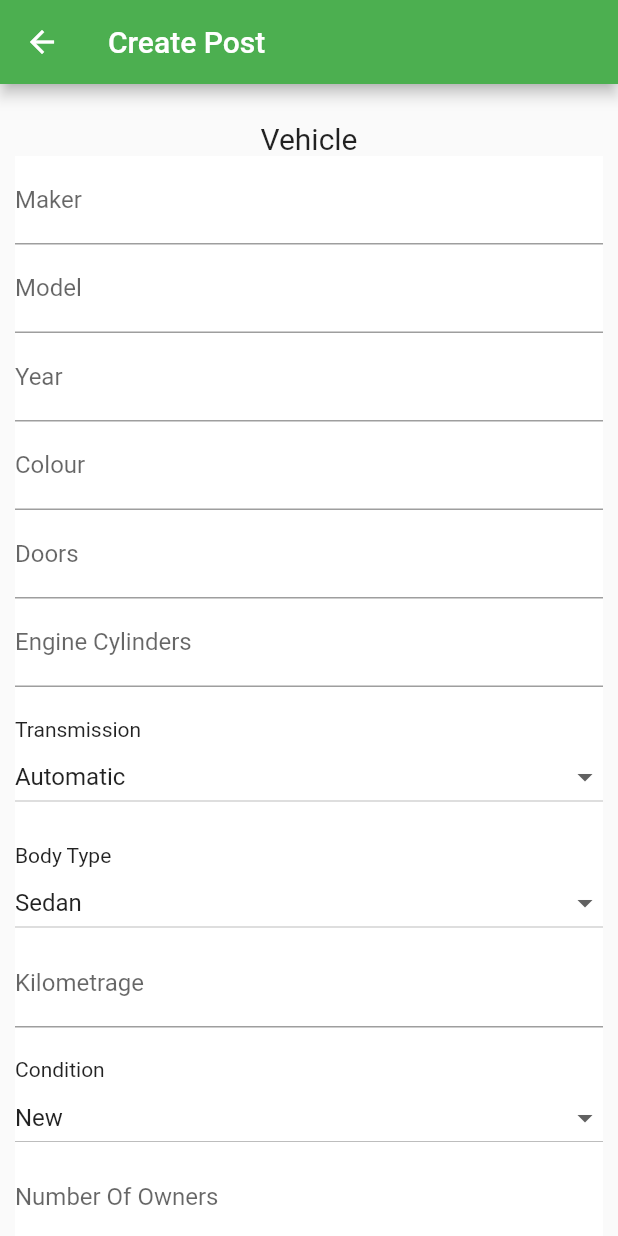
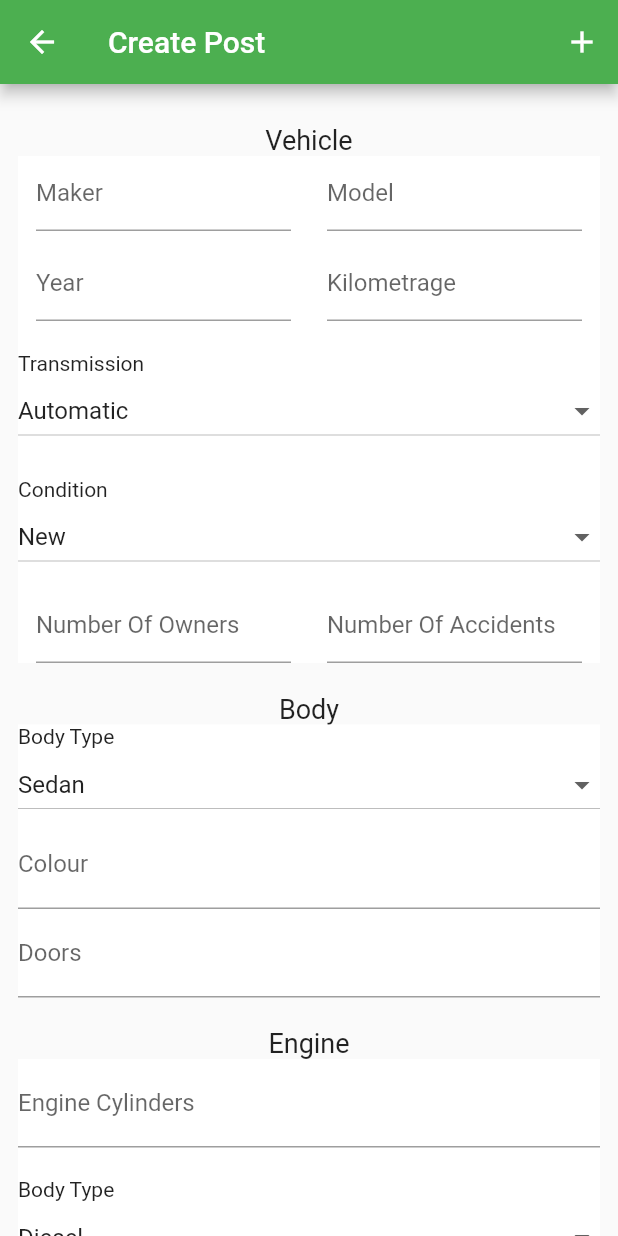
Before and after one commit to HSN-10/wheels-app, a Flutter app: the CreatePost screen opened directly, on a phone screen of 412 x 824 dp. Run offline on Flutter 3.47's test engine with Material 2 defaults, Android fonts, the phone set to English and light mode, and no system bars; our stand-ins replace google_fonts; network calls fail.

Commit message:
complate create post

```diff
--- a/lib/views/create_post.dart
+++ b/lib/views/create_post.dart
@@ -2,6 +2,7 @@ import 'package:flutter/material.dart';
 const List<String> transmission = <String>['Automatic', 'Manual'];
 const List<String> condition = <String>['New', 'Used', 'Scrap'];
 const List<String> bodyType = <String>['Sedan', 'Pickup', 'Supercar'];
+const List<String> gasType = <String>['Diesel', 'Jayyid', 'Mumtaz', 'Super'];
 
 class CreatePost extends StatefulWidget{
   const CreatePost({Key? key}):super(key: key);
@@ -15,6 +16,7 @@ class _CreatePostState extends State<CreatePost> {
   String transmissionValue = transmission.first;
   String conditionValue = condition.first;
   String bodyTypeValue = bodyType.first;
+  String gasTypeValue = gasType.first;
   @override
   Widget build(BuildContext context) {
   final ButtonStyle flatButtonStyle = TextButton.styleFrom(
@@ -27,51 +29,65 @@ class _CreatePostState extends State<CreatePost> {
       appBar: AppBar(
         title: const Text("Create Post"),
         backgroundColor: Colors.green,
+        actions: [
+          IconButton(onPressed: (){}, icon: const Icon(Icons.add))
+        ],
       ),
       body: SingleChildScrollView(
         child: Padding(
-          padding: const EdgeInsets.all(10.0),
+          padding: const EdgeInsets.all(12.0),
           child: Column(children: [
             const SizedBox(height: 15,),
-            const Text("Vehicle", style: TextStyle(fontSize: 20),),
+            const Text("Vehicle", style: TextStyle(fontSize: 18),),
             Container(
               color: Colors.white,
               child: Column(children:  [
-                TextFormField(
+                Row(
+                  mainAxisAlignment: MainAxisAlignment.spaceAround,
+                  children: [
+                    ConstrainedBox(
+                      constraints: BoxConstraints.tight(const Size(170, 50)),
+                      child: TextFormField(
                         decoration: const InputDecoration(
                           border: UnderlineInputBorder(),
                           labelText: 'Maker',
                         ),
                       ),
-                TextFormField(
+                    ),
+                    ConstrainedBox(
+                      constraints: BoxConstraints.tight(const Size(170, 50)),
+                      child: TextFormField(
                         decoration: const InputDecoration(
                           border: UnderlineInputBorder(),
                           labelText: 'Model',
                         ),
                       ),
-                TextFormField(
+                    ),
+                  ],
+                ),
+                SizedBox(height: 10,),
+                Row(
+                  mainAxisAlignment: MainAxisAlignment.spaceAround,
+                  children: [
+                    ConstrainedBox(
+                      constraints: BoxConstraints.tight(const Size(170, 50)),
+                      child: TextFormField(
                         decoration: const InputDecoration(
                           border: UnderlineInputBorder(),
                           labelText: 'Year',
                         ),
                       ),
-                TextFormField(
+                    ),
+                    ConstrainedBox(
+                      constraints: BoxConstraints.tight(const Size(170, 50)),
+                      child: TextFormField(
                         decoration: const InputDecoration(
                           border: UnderlineInputBorder(),
-                    labelText: 'Colour',
+                          labelText: 'Kilometrage',
                         ),
                       ),
-                TextFormField(
-                  decoration: const InputDecoration(
-                    border: UnderlineInputBorder(),
-                    labelText: 'Doors',
                     ),
-                ),
-                TextFormField(
-                  decoration: const InputDecoration(
-                    border: UnderlineInputBorder(),
-                    labelText: 'Engine Cylinders',
-                  ),
+                  ],
                 ),
                 SizedBox(height: 20,),
                 Row(
@@ -97,6 +113,57 @@ class _CreatePostState extends State<CreatePost> {
                 SizedBox(height: 20,),
                 Row(
                   children: const [
+                    Text("Condition"),
+                  ],
+                ),
+                DropdownButton(
+                  items: condition.map<DropdownMenuItem<String>>((String value) {
+                      return DropdownMenuItem<String>(
+                        value: value,
+                        child: Text(value),
+                      );
+                    }).toList(),
+                    value: conditionValue,
+                    onChanged: (String? value) {
+                      setState(() {
+                        conditionValue = value!;
+                      });
+                    },
+                    isExpanded: true,
+                ),
+                SizedBox(height: 10,),
+                Row(
+                  mainAxisAlignment: MainAxisAlignment.spaceAround,
+                  children: [
+                    ConstrainedBox(
+                      constraints: BoxConstraints.tight(const Size(170, 50)),
+                      child: TextFormField(
+                        decoration: const InputDecoration(
+                          border: UnderlineInputBorder(),
+                          labelText: 'Number Of Owners',
+                        ),
+                      ),
+                    ),
+                    ConstrainedBox(
+                      constraints: BoxConstraints.tight(const Size(170, 50)),
+                      child: TextFormField(
+                        decoration: const InputDecoration(
+                          border: UnderlineInputBorder(),
+                          labelText: 'Number Of Accidents',
+                        ),
+                      ),
+                    ),
+                  ],
+                ),
+              ]),
+              ),
+              const SizedBox(height: 20,),
+              const Text("Body", style: TextStyle(fontSize: 18),),
+              Container(
+              color: Colors.white,
+              child: Column(children:  [
+                Row(
+                  children: const [
                     Text("Body Type"),
                   ],
                 ),
@@ -118,43 +185,50 @@ class _CreatePostState extends State<CreatePost> {
                 TextFormField(
                   decoration: const InputDecoration(
                     border: UnderlineInputBorder(),
-                    labelText: 'Kilometrage',
+                    labelText: 'Colour',
+                  ),
+                ),
+                TextFormField(
+                  decoration: const InputDecoration(
+                    border: UnderlineInputBorder(),
+                    labelText: 'Doors',
+                  ),
+                ),
+              ])
+              ),
+              const SizedBox(height: 20,),
+              const Text("Engine", style: TextStyle(fontSize: 18),),
+              Container(
+              color: Colors.white,
+              child: Column(children:  [
+                TextFormField(
+                  decoration: const InputDecoration(
+                    border: UnderlineInputBorder(),
+                    labelText: 'Engine Cylinders',
                   ),
                 ),
                 SizedBox(height: 20,),
                 Row(
                   children: const [
-                    Text("Condition"),
+                    Text("Body Type"),
                   ],
                 ),
                 DropdownButton(
-                  items: condition.map<DropdownMenuItem<String>>((String value) {
+                  items: gasType.map<DropdownMenuItem<String>>((String value) {
                       return DropdownMenuItem<String>(
                         value: value,
                         child: Text(value),
                       );
                     }).toList(),
-                    value: conditionValue,
+                    value: gasTypeValue,
                     onChanged: (String? value) {
                       setState(() {
-                        conditionValue = value!;
+                        gasTypeValue = value!;
                       });
                     },
                     isExpanded: true,
                 ),
-                TextFormField(
-                  decoration: const InputDecoration(
-                    border: UnderlineInputBorder(),
-                    labelText: 'Number Of Owners',
-                  ),
-                ),
-                TextFormField(
-                  decoration: const InputDecoration(
-                    border: UnderlineInputBorder(),
-                    labelText: 'Number Of Accidents',
-                  ),
-                ),
-              ]),
+              ])
               )
           ],),
         ),
```
Lines whose indentation alone changed are shown as unchanged.
